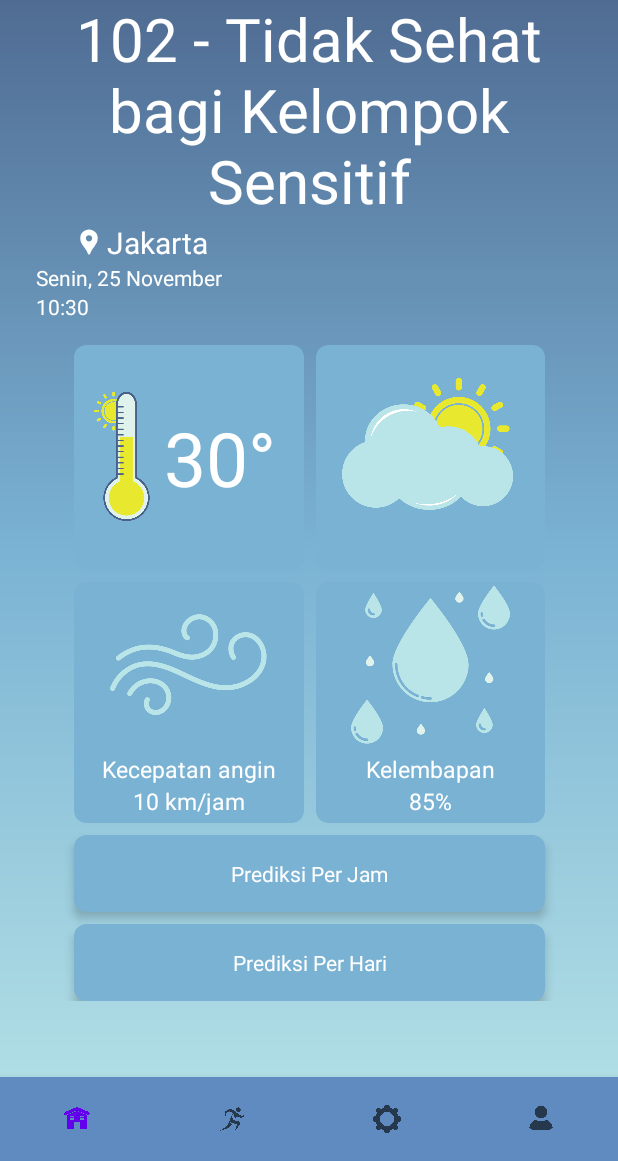
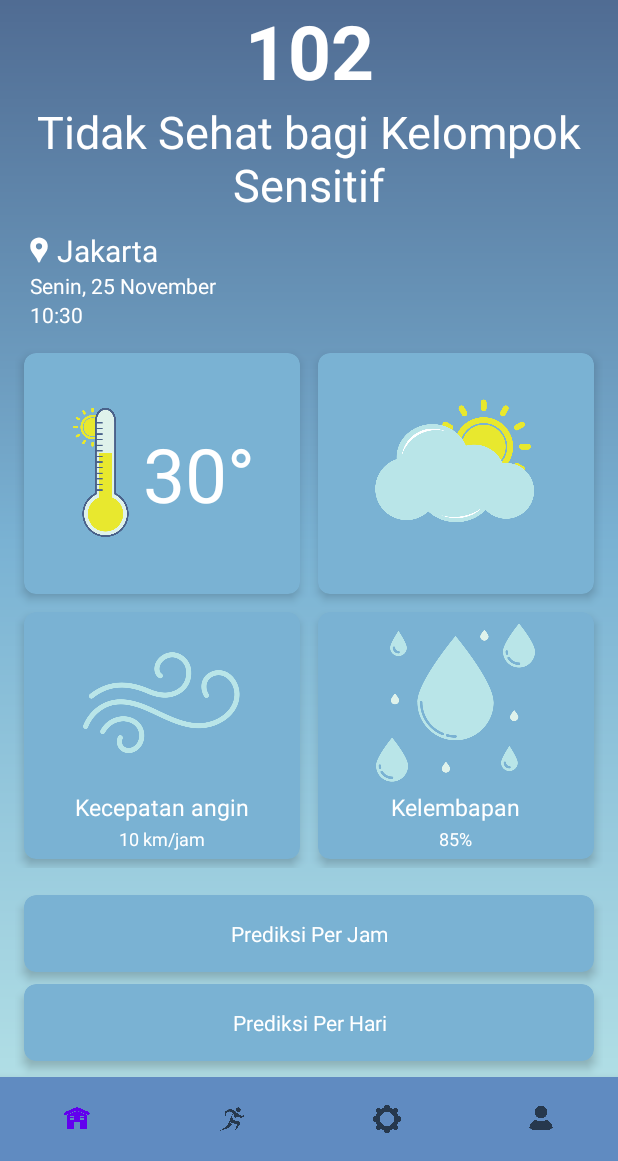
Before and after one commit to mutiara1011/capstone-project, an Android app: the screen it shows after launch (MainActivity), on a phone screen of 412 x 824 dp, the part 75-1236 px from its top. Run offline under Robolectric (Android 15) with nearby library versions, the phone set to English and light mode, and no system bars; our stand-ins replace navigation-ui.

Commit message:
update layout

```diff
--- a/app/src/main/java/com/example/myapplication/ui/home/HomeFragment.kt
+++ b/app/src/main/java/com/example/myapplication/ui/home/HomeFragment.kt
@@ -28,18 +28,23 @@ class HomeFragment : Fragment() {
         // Observasi polutan dengan nilai AQI tertinggi
         userViewModel.pollutants.observe(viewLifecycleOwner) { pollutants ->
             val highestPollutant = pollutants.maxByOrNull { it.value.index.toIntOrNull() ?: 0 }
-            highestPollutant?.let {
-                homeViewModel.updateHighestPollutant(it.value)
-            } ?: homeViewModel.updateHighestPollutant(null)
+            homeViewModel.updateHighestPollutant(highestPollutant?.value)
         }
 
-        // Observasi nilai tertinggi untuk UI
-        homeViewModel.highestPollutant.observe(viewLifecycleOwner) {
-            binding.textHome.text = it
+// Observasi nilai tertinggi untuk UI
+        homeViewModel.highestPollutant.observe(viewLifecycleOwner) { highest ->
+            if (highest != null) {
+                binding.textAqi.text = highest.index
+                binding.textDescription.text = highest.getAQIDescription()
+            } else {
+                binding.textAqi.text = "Tidak ada data AQI."
+                binding.textDescription.text = "Tidak tersedia."
+            }
         }
 
-        // Observasi data cuaca dan lokasi
+// Observasi data cuaca dan lokasi
         observeWeatherData()
+
 
         return binding.root
     }
--- a/app/src/main/java/com/example/myapplication/ui/home/HomeViewModel.kt
+++ b/app/src/main/java/com/example/myapplication/ui/home/HomeViewModel.kt
@@ -9,14 +9,13 @@ import java.util.*
 
 class HomeViewModel : ViewModel() {
 
-    private val _highestPollutant = MutableLiveData<String>()
-    val highestPollutant: LiveData<String> = _highestPollutant
+    private val _highestPollutant = MutableLiveData<PollutantData?>()
+    val highestPollutant: LiveData<PollutantData?> = _highestPollutant
 
     fun updateHighestPollutant(pollutant: PollutantData?) {
-        _highestPollutant.value = pollutant?.let {
-            "${it.index} - ${it.getAQIDescription()}"
-        } ?: "Tidak ada data polutan."
+        _highestPollutant.value = pollutant
     }
+
 
     private val _location = MutableLiveData("Jakarta")
     val location: LiveData<String> = _location
--- a/app/src/main/java/com/example/myapplication/ui/profile/ProfileFragment.kt
+++ b/app/src/main/java/com/example/myapplication/ui/profile/ProfileFragment.kt
@@ -26,12 +26,12 @@ class ProfileFragment : Fragment() {
         _binding = FragmentProfileBinding.inflate(inflater, container, false)
         val root: View = binding.root
 
-        val nameTextView: TextView = binding.textAngin
+        val nameTextView: TextView = binding.textNama
         profileViewModel.name.observe(viewLifecycleOwner) {
             nameTextView.text = it
         }
 
-        val joinYearTextView: TextView = binding.textAnginValue
+        val joinYearTextView: TextView = binding.textAbout
         profileViewModel.joinYear.observe(viewLifecycleOwner) {
             joinYearTextView.text = it
         }
--- a/app/src/main/res/layout/fragment_home.xml
+++ b/app/src/main/res/layout/fragment_home.xml
@@ -4,41 +4,53 @@
     android:layout_width="match_parent"
     android:layout_height="match_parent"
     xmlns:tools="http://schemas.android.com/tools"
-    android:paddingBottom="80dp"
-    android:paddingTop="20dp"
-    android:clipToPadding="false">
+    android:paddingBottom="50dp"
+    android:paddingTop="20dp">
 
-    <androidx.constraintlayout.widget.ConstraintLayout
+    <LinearLayout
         android:layout_width="match_parent"
         android:layout_height="wrap_content"
-        android:layout_margin="8dp"
-        tools:ignore="ScrollViewSize">
+        android:orientation="vertical"
+        android:padding="10dp">
 
         <TextView
-            android:id="@+id/text_home"
-            android:layout_width="0dp"
-            android:layout_height="150dp"
+            android:id="@+id/text_aqi"
+            android:layout_width="match_parent"
+            android:layout_height="wrap_content"
             android:layout_marginTop="20dp"
+            android:layout_marginStart="6dp"
+            android:layout_marginEnd="6dp"
+            android:textStyle="bold"
             android:gravity="center"
             android:textAlignment="center"
             android:textColor="@color/white"
-            android:textSize="40sp"
+            android:textSize="50sp"
             android:ellipsize="none"
             android:singleLine="false"
-            app:layout_constraintTop_toTopOf="parent"
-            app:layout_constraintEnd_toEndOf="parent"
-            app:layout_constraintStart_toStartOf="parent"
-            tools:text="Kualitas Udara"
-            tools:ignore="NotSibling" />
+            tools:text="Kualitas Udara" />
+
+        <TextView
+            android:id="@+id/text_description"
+            android:layout_width="match_parent"
+            android:layout_height="wrap_content"
+            android:paddingBottom="10dp"
+            android:layout_marginStart="6dp"
+            android:layout_marginEnd="6dp"
+            android:gravity="center"
+            android:textAlignment="center"
+            android:textColor="@color/white"
+            android:textSize="30sp"
+            android:ellipsize="none"
+            android:singleLine="false"
+            tools:text="Kualitas Udara" />
 
         <LinearLayout
             android:id="@+id/location_container"
             android:orientation="horizontal"
-            android:layout_width="314dp"
+            android:layout_width="match_parent"
             android:layout_height="wrap_content"
-            app:layout_constraintTop_toBottomOf="@id/text_home"
-            app:layout_constraintStart_toStartOf="parent"
-            app:layout_constraintEnd_toEndOf="parent"
+            android:layout_marginStart="6dp"
+            android:layout_marginEnd="6dp"
             android:gravity="center_vertical"
             tools:ignore="UseCompoundDrawables">
 
@@ -46,6 +58,7 @@
                 android:id="@+id/icon_location"
                 android:layout_width="20dp"
                 android:layout_height="20dp"
+                android:contentDescription="@string/location"
                 android:src="@drawable/location_on" />
 
             <TextView
@@ -56,100 +69,100 @@
                 android:textSize="20sp"
                 android:layout_marginStart="2dp"
                 tools:text="Lokasi"/>
+
         </LinearLayout>
 
         <TextView
             android:id="@+id/text_date"
-            android:layout_width="wrap_content"
+            android:layout_width="match_parent"
             android:layout_height="wrap_content"
-            android:layout_marginStart="16dp"
+            android:layout_marginStart="10dp"
+            android:layout_marginEnd="10dp"
             android:gravity="start"
             android:textColor="@color/white"
-            android:textSize="14sp"
-            app:layout_constraintStart_toStartOf="parent"
-            app:layout_constraintTop_toBottomOf="@id/location_container" />
+            android:textSize="14sp" />
 
         <TextView
             android:id="@+id/text_time"
-            android:layout_width="wrap_content"
+            android:layout_width="match_parent"
             android:layout_height="wrap_content"
+            android:layout_marginStart="10dp"
+            android:layout_marginEnd="10dp"
             android:textColor="@color/white"
             android:textSize="14sp"
-            android:layout_marginStart="16dp"
-            android:gravity="start"
-            app:layout_constraintTop_toBottomOf="@id/text_date"
-            app:layout_constraintStart_toStartOf="parent" />
+            android:gravity="start" />
 
         <FrameLayout
             android:id="@+id/frameLayout"
-            android:layout_width="314dp"
+            android:layout_width="match_parent"
             android:layout_height="wrap_content"
-            android:layout_marginTop="16dp"
-            android:background="@android:color/transparent"
-            app:layout_constraintEnd_toEndOf="parent"
-            app:layout_constraintStart_toStartOf="parent"
-            app:layout_constraintTop_toBottomOf="@id/text_time"
-            app:layout_constraintWidth_percent="1.0">
+            android:layout_marginTop="10dp"
+            android:layout_marginBottom="10dp"
+            android:background="@android:color/transparent">
 
             <GridLayout
                 android:layout_width="match_parent"
                 android:layout_height="wrap_content"
                 android:columnCount="2"
-                android:orientation="horizontal"
-                android:rowCount="2">
+                android:rowCount="2"
+                android:orientation="horizontal">
 
                 <!-- Temperatur -->
                 <androidx.cardview.widget.CardView
                     android:layout_width="0dp"
                     android:layout_height="wrap_content"
+                    android:layout_columnWeight="1"
                     android:layout_rowWeight="1"
-                    android:layout_columnWeight="1"
-                    android:layout_marginEnd="4dp"
-                    android:layout_marginBottom="4dp"
+                    android:layout_margin="6dp"
                     app:cardBackgroundColor="#7AB2D3"
                     app:cardCornerRadius="8dp"
-                    app:cardElevation="0dp">
+                    app:cardElevation="4dp">
 
                     <LinearLayout
                         android:layout_width="match_parent"
                         android:layout_height="wrap_content"
-                        android:layout_marginStart="10dp"
-                        android:layout_marginEnd="10dp"
-                        android:orientation="horizontal">
+                        android:orientation="horizontal"
+                        android:padding="5dp"
+                        android:gravity="center">
 
                         <ImageView
                             android:id="@+id/icon_suhu"
                             android:layout_width="50dp"
                             android:layout_height="150dp"
+                            android:layout_gravity="center_vertical"
+                            android:contentDescription="@string/icon_suhu"
                             android:src="@drawable/suhu" />
 
                         <TextView
                             android:id="@+id/text_suhu"
                             android:layout_width="wrap_content"
                             android:layout_height="wrap_content"
-                            android:layout_gravity="center"
+                            android:layout_gravity="center_vertical"
                             android:textColor="@color/white"
                             android:textSize="50sp"
                             tools:text="30°" />
                     </LinearLayout>
                 </androidx.cardview.widget.CardView>
 
+
                 <!-- Weather -->
                 <androidx.cardview.widget.CardView
                     android:layout_width="0dp"
                     android:layout_height="wrap_content"
+                    android:layout_columnWeight="1"
                     android:layout_rowWeight="1"
-                    android:layout_columnWeight="1"
-                    android:layout_marginStart="4dp"
-                    android:layout_marginBottom="4dp"
+                    android:layout_margin="6dp"
                     app:cardBackgroundColor="#7AB2D3"
                     app:cardCornerRadius="8dp"
-                    app:cardElevation="0dp">
+                    app:cardElevation="4dp">
 
                     <ImageView
                         android:id="@+id/icon_weather"
                         android:layout_width="150dp"
                         android:layout_height="150dp"
+                        android:layout_gravity="center"
+                        android:padding="5dp"
+                        android:contentDescription="@string/icon_weather"
                         android:src="@drawable/mostly_cloudy" />
                 </androidx.cardview.widget.CardView>
 
@@ -157,24 +170,25 @@
                 <androidx.cardview.widget.CardView
                     android:layout_width="0dp"
                     android:layout_height="wrap_content"
+                    android:layout_columnWeight="1"
                     android:layout_rowWeight="1"
-                    android:layout_columnWeight="1"
-                    android:layout_marginTop="4dp"
-                    android:layout_marginEnd="4dp"
+                    android:layout_margin="6dp"
                     app:cardBackgroundColor="#7AB2D3"
                     app:cardCornerRadius="8dp"
-                    app:cardElevation="0dp">
+                    app:cardElevation="4dp">
 
                     <LinearLayout
                         android:layout_width="match_parent"
                         android:layout_height="wrap_content"
-                        android:orientation="vertical">
+                        android:orientation="vertical"
+                        android:padding="5dp">
 
                         <ImageView
                             android:id="@+id/icon_angin"
                             android:layout_width="110dp"
                             android:layout_height="110dp"
                             android:layout_gravity="center_horizontal"
+                            android:contentDescription="@string/icon_angin"
                             android:src="@drawable/windy" />
 
                         <TextView
@@ -192,35 +206,36 @@
                             android:layout_width="wrap_content"
                             android:layout_height="wrap_content"
                             android:layout_gravity="center_horizontal"
-                            android:layout_marginBottom="4dp"
+                            android:layout_marginTop="2dp"
                             android:textColor="@color/white"
-                            android:textSize="15sp"
-                            tools:text="80Km/Jam" />
+                            android:textSize="12sp"
+                            tools:text="80 km/jam" />
                     </LinearLayout>
                 </androidx.cardview.widget.CardView>
 
-                <!-- Humid -->
+                <!-- Humidity -->
                 <androidx.cardview.widget.CardView
                     android:layout_width="0dp"
                     android:layout_height="wrap_content"
+                    android:layout_columnWeight="1"
                     android:layout_rowWeight="1"
-                    android:layout_columnWeight="1"
-                    android:layout_marginStart="4dp"
-                    android:layout_marginTop="4dp"
+                    android:layout_margin="6dp"
                     app:cardBackgroundColor="#7AB2D3"
                     app:cardCornerRadius="8dp"
-                    app:cardElevation="0dp">
+                    app:cardElevation="4dp">
 
                     <LinearLayout
                         android:layout_width="match_parent"
                         android:layout_height="wrap_content"
-                        android:orientation="vertical">
+                        android:orientation="vertical"
+                        android:padding="5dp">
 
                         <ImageView
                             android:id="@+id/icon_lembap"
                             android:layout_width="110dp"
                             android:layout_height="110dp"
                             android:layout_gravity="center_horizontal"
+                            android:contentDescription="@string/icon_lembap"
                             android:src="@drawable/kelembapan" />
 
                         <TextView
@@ -238,28 +253,25 @@
                             android:layout_width="wrap_content"
                             android:layout_height="wrap_content"
                             android:layout_gravity="center_horizontal"
-                            android:layout_marginBottom="4dp"
+                            android:layout_marginTop="2dp"
                             android:textColor="@color/white"
-                            android:textSize="15sp"
+                            android:textSize="12sp"
                             tools:text="90%" />
                     </LinearLayout>
                 </androidx.cardview.widget.CardView>
             </GridLayout>
-
-
         </FrameLayout>
 
         <androidx.cardview.widget.CardView
             android:id="@+id/firstCard"
-            android:layout_width="314dp"
+            android:layout_width="match_parent"
             android:layout_height="wrap_content"
             android:layout_marginTop="8dp"
+            android:layout_marginStart="6dp"
+            android:layout_marginEnd="6dp"
             app:cardBackgroundColor="#7AB2D3"
             app:cardCornerRadius="8dp"
-            app:cardElevation="4dp"
-            app:layout_constraintTop_toBottomOf="@id/frameLayout"
-            app:layout_constraintEnd_toEndOf="parent"
-            app:layout_constraintStart_toStartOf="parent">
+            app:cardElevation="4dp">
 
             <TextView
                 android:layout_width="match_parent"
@@ -272,16 +284,15 @@
 
         <androidx.cardview.widget.CardView
             android:id="@+id/secondCard"
-            android:layout_width="314dp"
+            android:layout_width="match_parent"
             android:layout_height="wrap_content"
             android:layout_marginTop="8dp"
             android:layout_marginBottom="10dp"
+            android:layout_marginStart="6dp"
+            android:layout_marginEnd="6dp"
             app:cardBackgroundColor="#7AB2D3"
             app:cardCornerRadius="8dp"
-            app:cardElevation="4dp"
-            app:layout_constraintTop_toBottomOf="@id/firstCard"
-            app:layout_constraintEnd_toEndOf="parent"
-            app:layout_constraintStart_toStartOf="parent">
+            app:cardElevation="4dp">
 
             <TextView
                 android:layout_width="match_parent"
@@ -292,5 +303,6 @@
                 android:padding="16dp" />
         </androidx.cardview.widget.CardView>
 
-    </androidx.constraintlayout.widget.ConstraintLayout>
+    </LinearLayout>
+
 </ScrollView>
--- a/app/src/main/res/values/strings.xml
+++ b/app/src/main/res/values/strings.xml
@@ -9,4 +9,8 @@
     <string name="location">JAKARTA</string>
     <string name="date">Sabtu, 2 November</string>
     <string name="hour">05.00</string>
+    <string name="icon_suhu">Icon Suhu</string>
+    <string name="icon_lembap">Icon Kelembapan</string>
+    <string name="icon_weather">Icon Weather</string>
+    <string name="icon_angin">Icon Angin\n</string>
 </resources>
```
Also changed, not shown: app/src/main/res/layout/fragment_profile.xml (+58 -51 lines), app/src/main/res/layout/fragment_settings.xml (+10 -4 lines), app/src/main/res/layout/fragment_user.xml (+11 -3 lines).
